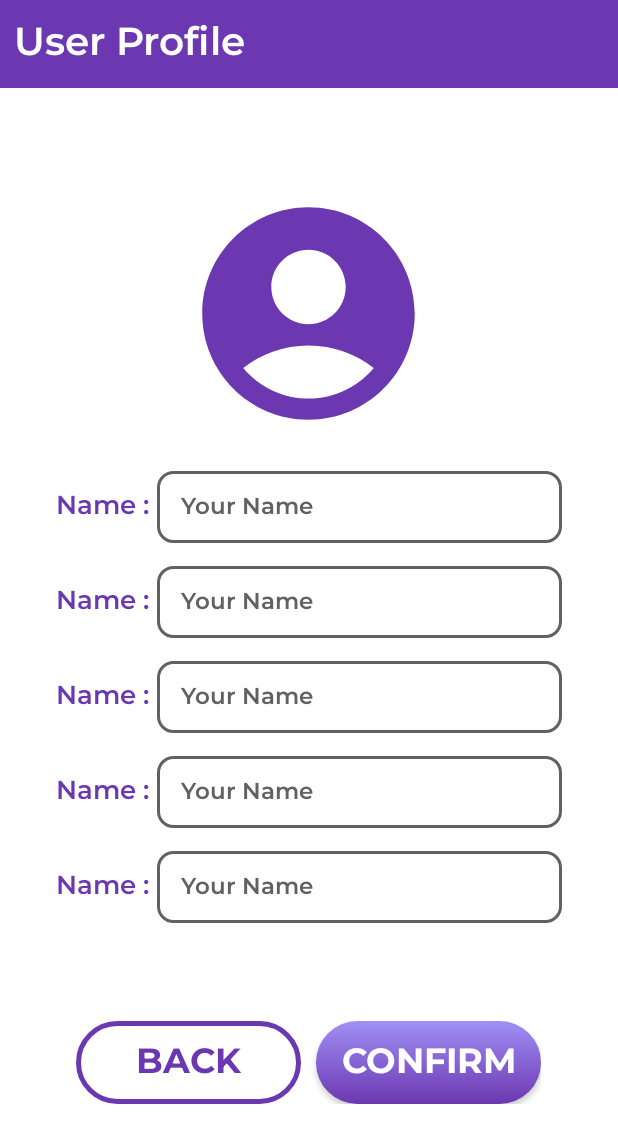
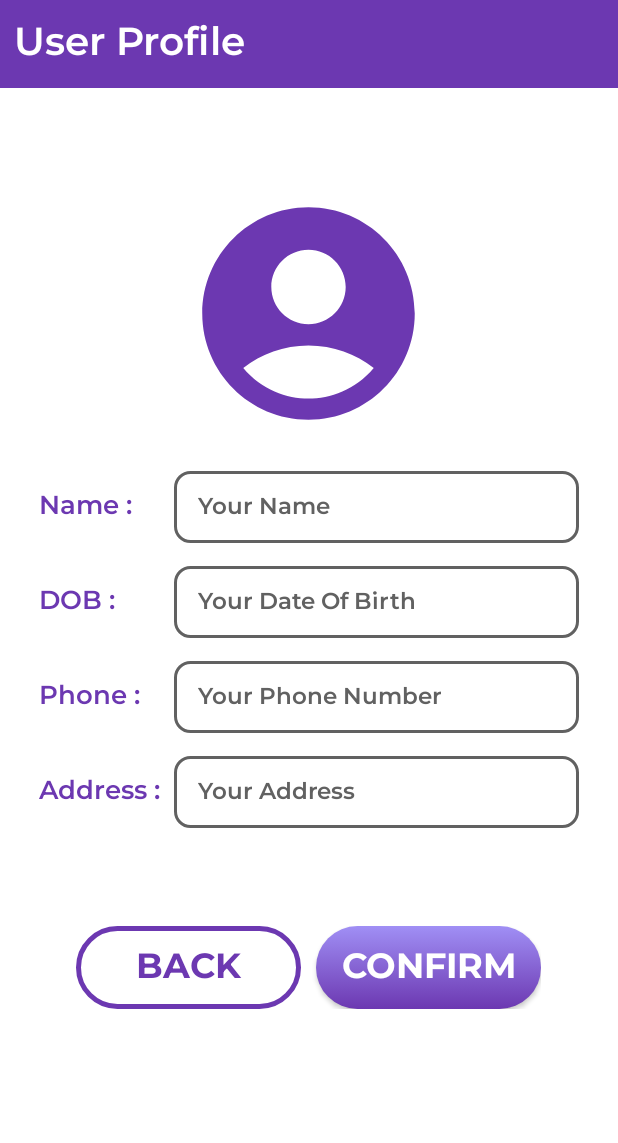
Before and after one commit to shakifniaz/Goti, an Android app: the CustomerSettingsActivity screen opened directly, with no data from a screen before it, on a phone screen of 412 x 824 dp. Shown: the top 1143 px of the screen. Run offline under Robolectric (Android 15) with nearby library versions, the phone set to English and light mode, and no system bars; our stand-ins replace Firebase (no records; nobody signed in at launch, a user with empty details on screens opened directly).

```diff
--- a/app/src/main/res/layout/activity_customer_settings.xml
+++ b/app/src/main/res/layout/activity_customer_settings.xml
@@ -38,12 +38,13 @@
             android:layout_height="wrap_content"
             android:layout_marginBottom="15dp"
             >
-        <TextView
-            android:layout_width="wrap_content"
-            android:layout_height="wrap_content"
-            android:text="Name : "
-            android:textSize="17dp"
-            android:textColor="@color/new_color"/>
+
+            <TextView
+                android:layout_width="90dp"
+                android:layout_height="wrap_content"
+                android:text="Name : "
+                android:textColor="@color/new_color"
+                android:textSize="17dp" />
         <EditText
             android:id="@+id/name"
             android:layout_width="270dp"
@@ -60,17 +61,17 @@
             android:layout_marginBottom="15dp"
             >
         <TextView
-            android:layout_width="wrap_content"
+            android:layout_width="90dp"
             android:layout_height="wrap_content"
-            android:text="Name : "
+            android:text="DOB : "
             android:textSize="17dp"
             android:textColor="@color/new_color"/>
         <EditText
-            android:id="@+id/name"
+            android:id="@+id/dob"
             android:layout_width="270dp"
             android:layout_height="48dp"
             android:background="@drawable/border4"
-            android:hint="Your Name"
+            android:hint="Your Date Of Birth"
             android:paddingLeft="16dp"
             android:textColorHint="#616161"
             android:textSize="15dp"/>
@@ -81,17 +82,17 @@
             android:layout_marginBottom="15dp"
             >
         <TextView
-            android:layout_width="wrap_content"
+            android:layout_width="90dp"
             android:layout_height="wrap_content"
-            android:text="Name : "
+            android:text="Phone : "
             android:textSize="17dp"
             android:textColor="@color/new_color"/>
         <EditText
-            android:id="@+id/name"
+            android:id="@+id/customerPhone"
             android:layout_width="270dp"
             android:layout_height="48dp"
             android:background="@drawable/border4"
-            android:hint="Your Name"
+            android:hint="Your Phone Number"
             android:paddingLeft="16dp"
             android:textColorHint="#616161"
             android:textSize="15dp"/>
@@ -102,42 +103,22 @@
             android:layout_marginBottom="15dp"
             >
         <TextView
-            android:layout_width="wrap_content"
+            android:layout_width="90dp"
             android:layout_height="wrap_content"
-            android:text="Name : "
+            android:text="Address : "
             android:textSize="17dp"
             android:textColor="@color/new_color"/>
         <EditText
-            android:id="@+id/name"
+            android:id="@+id/address"
             android:layout_width="270dp"
             android:layout_height="48dp"
             android:background="@drawable/border4"
-            android:hint="Your Name"
+            android:hint="Your Address"
             android:paddingLeft="16dp"
             android:textColorHint="#616161"
             android:textSize="15dp"/>
         </LinearLayout>
-        <LinearLayout
-            android:layout_width="wrap_content"
-            android:layout_height="wrap_content"
-            android:layout_marginBottom="15dp"
-            >
-        <TextView
-            android:layout_width="wrap_content"
-            android:layout_height="wrap_content"
-            android:text="Name : "
-            android:textSize="17dp"
-            android:textColor="@color/new_color"/>
-        <EditText
-            android:id="@+id/name"
-            android:layout_width="270dp"
-            android:layout_height="48dp"
-            android:background="@drawable/border4"
-            android:hint="Your Name"
-            android:paddingLeft="16dp"
-            android:textColorHint="#616161"
-            android:textSize="15dp"/>
-        </LinearLayout>
+
 
         <LinearLayout
             android:layout_width="wrap_content"
```
